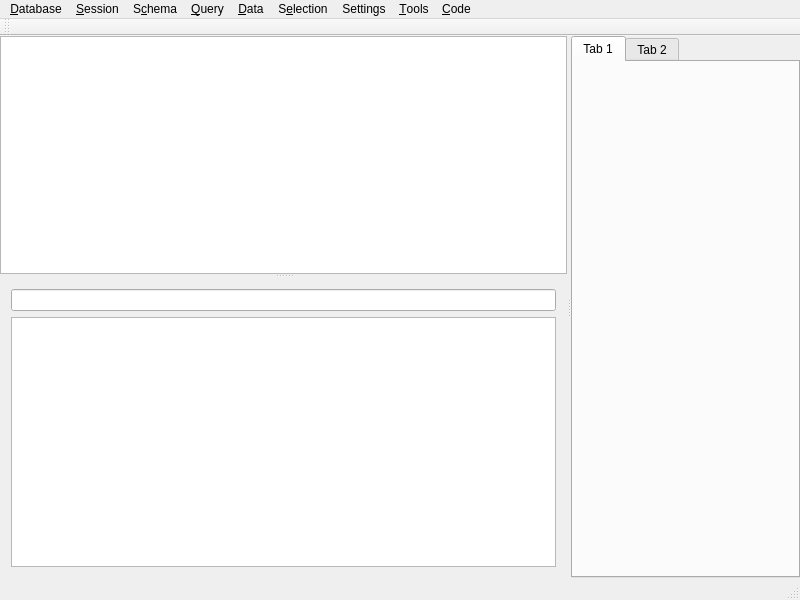
This is src/widget/mainwindow.ui in mugiseyebrows/mugi-query as Qt 5 draws it before an edit. The edited form follows.
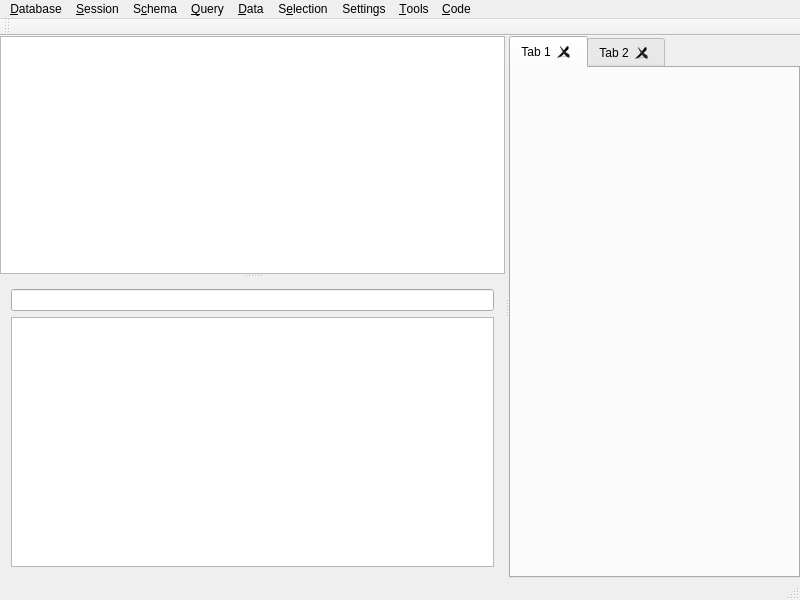
This is the edited form.

Commit message: closable tabs

```diff
--- a/src/widget/mainwindow.ui
+++ b/src/widget/mainwindow.ui
@@ -66,6 +66,9 @@
        <property name="currentIndex">
         <number>0</number>
        </property>
+       <property name="tabsClosable">
+        <bool>true</bool>
+       </property>
        <widget class="QWidget" name="tab">
         <attribute name="title">
          <string>Tab 1</string>
```
Left out of the diff: 10 changed lines with no effect on the pictures. The commit also changes 2 other files.
